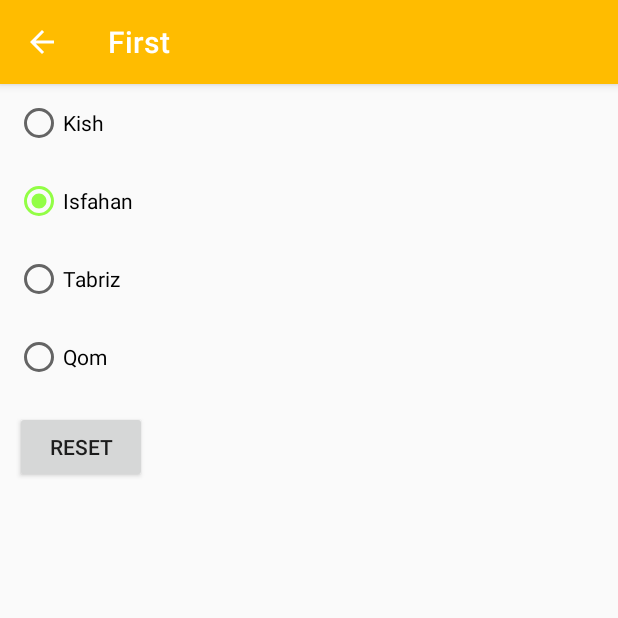
After one commit to alisahraei/android-practice, an Android app: the RadioButtonActivity screen opened directly, with no data from a screen before it, on a phone screen of 412 x 824 dp, the top half of it. The commit adds this screen. Run offline under Robolectric (Android 15) with nearby library versions, the phone set to English and light mode, and no system bars.

Commit message:
Radio Button test-021

```diff
--- a/First/app/src/main/AndroidManifest.xml
+++ b/First/app/src/main/AndroidManifest.xml
@@ -11,7 +11,8 @@
         android:supportsRtl="true"
         android:theme="@style/AppTheme"
         tools:ignore="AllowBackup,GoogleAppIndexingWarning">
-        <activity android:name=".ToastActivity"></activity>
+        <activity android:name=".RadioButtonActivity"></activity>
+        <activity android:name=".ToastActivity" />
         <activity android:name=".CustomListActivity" />
         <activity android:name=".simplelistAcrivity" />
         <activity android:name=".dialActivity" />
--- a/First/app/src/main/java/com/ermile/first/CustomListActivity.java
+++ b/First/app/src/main/java/com/ermile/first/CustomListActivity.java
@@ -39,9 +39,9 @@ public class CustomListActivity extends AppCompatActivity {
         contacts.add(new MyContact("Erfan Alavi", "09523456789", R.drawable.profile5));
         addFakeContact(8);
         contacts.add(new MyContact("Aziz Isfahani", "09623456789", R.drawable.profile6));
-//        contacts.add(new MyContact("Kambiz Dadmanesh", "09723456789", R.drawable.profile7));
-//        contacts.add(new MyContact("Milad Azizi", "09823456789", R.drawable.profile8));
-//        contacts.add(new MyContact("Naser Abdoli", "09923456789", R.drawable.profile9));
+        contacts.add(new MyContact("Kambiz Dadmanesh", "09723456789", R.drawable.profile7));
+        contacts.add(new MyContact("Milad Azizi", "09823456789", R.drawable.profile8));
+        contacts.add(new MyContact("Naser Abdoli", "09923456789", R.drawable.profile9));
     }
     @Override
     public boolean onOptionsItemSelected(MenuItem item) {
--- a/First/app/src/main/java/com/ermile/first/MainActivity.java
+++ b/First/app/src/main/java/com/ermile/first/MainActivity.java
@@ -1,7 +1,5 @@
 package com.ermile.first;
 
-import androidx.annotation.NonNull;
-import androidx.annotation.Nullable;
 import androidx.appcompat.app.AppCompatActivity;
 
 import android.content.Intent;
@@ -12,14 +10,7 @@ import android.view.Menu;
 import android.view.MenuItem;
 import android.view.SubMenu;
 import android.view.View;
-import android.widget.Button;
-import android.widget.ImageView;
-import android.widget.TextView;
 import android.widget.Toast;
-
-import java.net.URI;
-import java.util.Date;
-import java.util.Random;
 
 public class MainActivity extends AppCompatActivity implements View.OnClickListener {
 //    TextView ali;
@@ -248,6 +239,13 @@ public class MainActivity extends AppCompatActivity implements View.OnClickListe
                 return false;
             }
         });
+        menu.add("RarioButton").setOnMenuItemClickListener(new MenuItem.OnMenuItemClickListener() {
+            @Override
+            public boolean onMenuItemClick(MenuItem item) {
+                startActivity(new Intent(MainActivity.this, RadioButtonActivity.class));
+                return false;
+            }
+        });
 
 
 
--- /dev/null
+++ b/First/app/src/main/java/com/ermile/first/RadioButtonActivity.java
@@ -0,0 +1,50 @@
+package com.ermile.first;
+
+import androidx.annotation.NonNull;
+import androidx.appcompat.app.AppCompatActivity;
+
+import android.os.Bundle;
+import android.view.Menu;
+import android.view.MenuItem;
+import android.view.View;
+import android.widget.Button;
+import android.widget.RadioButton;
+import android.widget.RadioGroup;
+import android.widget.Toast;
+
+public class RadioButtonActivity extends AppCompatActivity implements View.OnClickListener {
+
+    RadioGroup radio_group;
+    Button btn;
+    @Override
+    protected void onCreate(Bundle savedInstanceState) {
+        super.onCreate(savedInstanceState);
+        setContentView(R.layout.activity_radio_buttin);
+        radio_group = findViewById(R.id.radio_group);
+        btn = findViewById(R.id.btn);
+        btn.setOnClickListener(this);
+        if (getSupportActionBar() != null){
+            getSupportActionBar().setDisplayHomeAsUpEnabled(true);
+        }
+    }
+
+    @Override
+    public boolean onOptionsItemSelected(@NonNull MenuItem item) {
+        int id = item.getItemId();
+        if (id == android.R.id.home){
+            finish();
+        }
+        return super.onOptionsItemSelected(item);
+    }
+
+    @Override
+    public void onClick(View v) {
+        if (v.getId() == btn.getId()){
+            int radiobtnId =radio_group.getCheckedRadioButtonId();
+            RadioButton rb = findViewById(radiobtnId);
+            if (rb != null)
+            Toast.makeText(this, (String) rb.getTag(), Toast.LENGTH_SHORT).show();
+//            rb.setChecked(false);
+        }
+    }
+}
--- /dev/null
+++ b/First/app/src/main/res/layout/activity_radio_buttin.xml
@@ -0,0 +1,59 @@
+<?xml version="1.0" encoding="utf-8"?>
+<LinearLayout xmlns:android="http://schemas.android.com/apk/res/android"
+    xmlns:tools="http://schemas.android.com/tools"
+    android:layout_width="match_parent"
+    android:layout_height="match_parent"
+    tools:context=".RadioButtonActivity"
+    android:orientation="vertical">
+    <RadioGroup
+        android:layout_width="wrap_content"
+        android:layout_height="wrap_content"
+        android:layout_gravity="left"
+        android:id="@+id/radio_group">
+
+        <RadioButton
+            android:id="@+id/rb1"
+            android:layout_width="wrap_content"
+            android:layout_height="wrap_content"
+            android:layout_gravity="left"
+            android:tag="1"
+            android:layout_margin="10dp"
+            android:text="Kish" />
+
+        <RadioButton
+            android:id="@+id/rb2"
+            android:tag="2"
+            android:layout_width="wrap_content"
+            android:layout_height="wrap_content"
+            android:layout_gravity="left"
+            android:text="Isfahan"
+            android:checked="true"
+            android:layout_margin="10dp"
+            />
+
+        <RadioButton
+            android:id="@+id/rb3"
+            android:tag="3"
+            android:layout_width="wrap_content"
+            android:layout_margin="10dp"
+            android:layout_height="wrap_content"
+            android:layout_gravity="left"
+            android:text="Tabriz" />
+        <RadioButton
+            android:id="@+id/rb4"
+            android:tag="4"
+            android:layout_width="wrap_content"
+            android:layout_margin="10dp"
+            android:layout_height="wrap_content"
+            android:layout_gravity="left"
+            android:text="Qom" />
+    </RadioGroup>
+    <Button
+        android:layout_width="wrap_content"
+        android:layout_height="wrap_content"
+        android:layout_gravity="left"
+        android:layout_margin="10dp"
+        android:text="reset"
+        android:id="@+id/btn"/>
+
+</LinearLayout>
--- a/First/app/src/main/res/values/colors.xml
+++ b/First/app/src/main/res/values/colors.xml
@@ -1,6 +1,6 @@
 <?xml version="1.0" encoding="utf-8"?>
 <resources>
-    <color name="colorPrimary">#008577</color>
-    <color name="colorPrimaryDark">#00574B</color>
-    <color name="colorAccent">#D81B60</color>
+    <color name="colorPrimary">#ffbc00</color>
+    <color name="colorPrimaryDark">#9E7B1B</color>
+    <color name="colorAccent">#B96AFF00</color>
 </resources>
```
